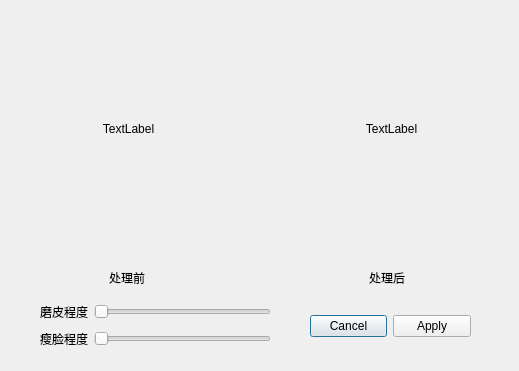
Qt form beautydialog.ui (g64-cmd/Qt_Image_Processor) before a commit.
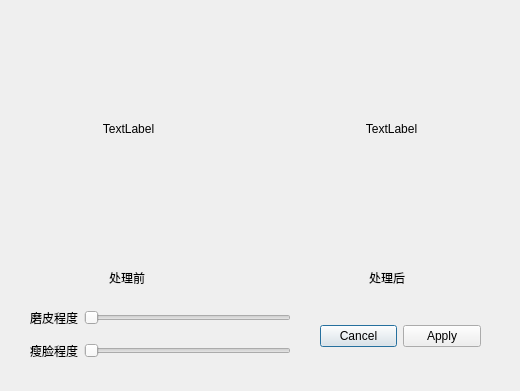
The same form after that commit.

The edit to the form file:
```diff
--- a/beautydialog.ui
+++ b/beautydialog.ui
@@ -6,8 +6,8 @@
    <rect>
     <x>0</x>
     <y>0</y>
-    <width>519</width>
-    <height>371</height>
+    <width>520</width>
+    <height>391</height>
    </rect>
   </property>
   <property name="windowTitle">
@@ -16,8 +16,8 @@
   <widget class="QDialogButtonBox" name="buttonBox">
    <property name="geometry">
     <rect>
-     <x>310</x>
-     <y>310</y>
+     <x>320</x>
+     <y>320</y>
      <width>161</width>
      <height>32</height>
     </rect>
@@ -61,7 +61,7 @@
     <set>Qt::AlignmentFlag::AlignCenter</set>
    </property>
   </widget>
-  <widget class="QWidget" name="">
+  <widget class="QWidget" name="layoutWidget">
    <property name="geometry">
     <rect>
      <x>0</x>
@@ -105,13 +105,13 @@
     </item>
    </layout>
   </widget>
-  <widget class="QWidget" name="">
+  <widget class="QWidget" name="layoutWidget">
    <property name="geometry">
     <rect>
-     <x>40</x>
+     <x>30</x>
      <y>300</y>
-     <width>231</width>
-     <height>51</height>
+     <width>261</width>
+     <height>71</height>
     </rect>
    </property>
    <layout class="QGridLayout" name="gridLayout">
```
